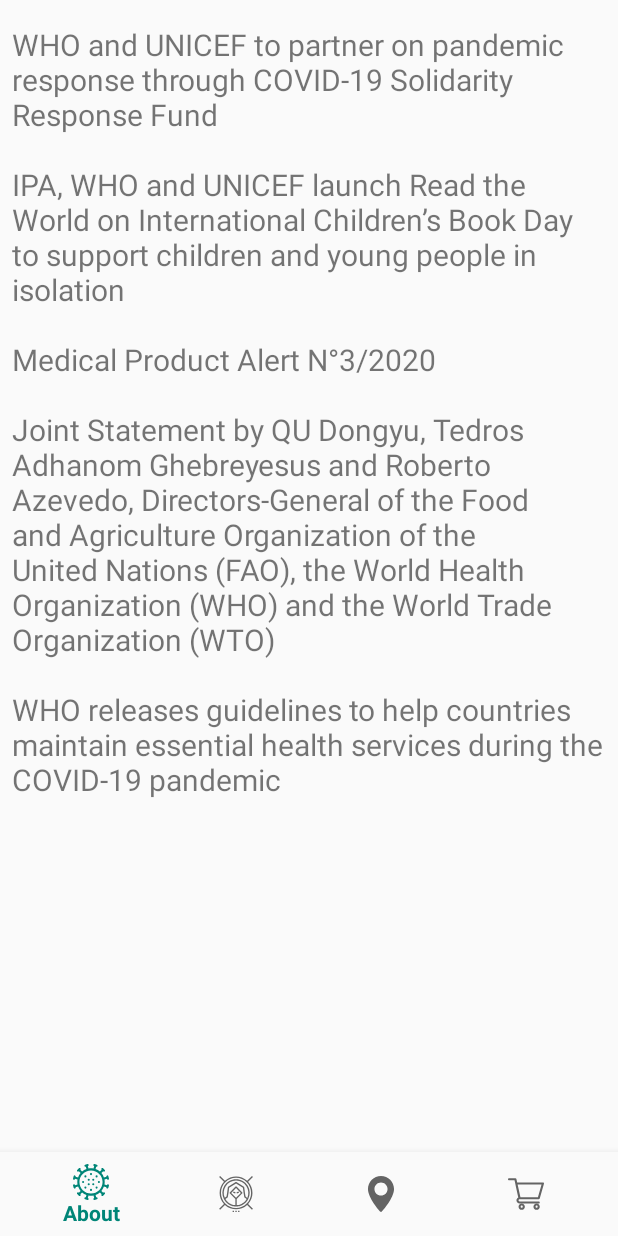
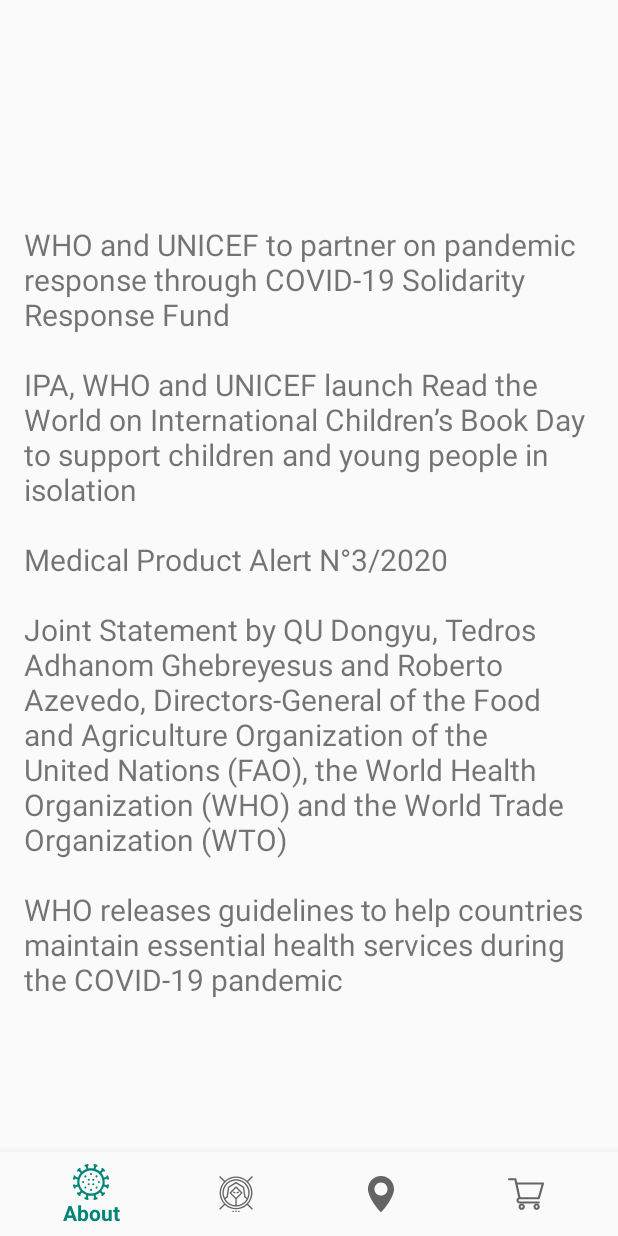
Before and after one commit to kingtvarshin/Covid19_hackacrisisapp, an Android app: the AboutFragment screen opened through its navigation route, on a phone screen of 412 x 824 dp. Run offline under Robolectric (Android 15) with nearby library versions, the phone set to English and light mode, and no system bars; our stand-ins replace navigation-ui.

Commit message:
about and home vertically centered

```diff
--- a/app/src/main/res/layout/fragment_about.xml
+++ b/app/src/main/res/layout/fragment_about.xml
@@ -8,19 +8,22 @@
 
 <androidx.constraintlayout.widget.ConstraintLayout
     android:layout_width="match_parent"
-    android:layout_height="wrap_content">
+    android:layout_height="wrap_content"
+    android:layout_gravity="center_vertical">
 
     <TextView
         android:id="@+id/text_about"
         android:layout_width="match_parent"
         android:layout_height="wrap_content"
-        android:layout_marginStart="8dp"
+        android:layout_marginStart="16dp"
+        android:layout_marginLeft="16dp"
         android:layout_marginTop="16dp"
         android:layout_marginEnd="8dp"
         android:gravity="start"
         android:textSize="20sp"
         app:layout_constraintEnd_toEndOf="parent"
         app:layout_constraintStart_toStartOf="parent"
-        app:layout_constraintTop_toTopOf="parent" />
+        app:layout_constraintTop_toTopOf="parent"
+        android:layout_marginRight="8dp" />
 </androidx.constraintlayout.widget.ConstraintLayout>
 </ScrollView>
--- a/app/src/main/res/layout/fragment_home.xml
+++ b/app/src/main/res/layout/fragment_home.xml
@@ -11,7 +11,8 @@
         android:layout_height="wrap_content"
         android:layout_marginBottom="4dp"
         android:layout_marginTop="8dp"
-        tools:layout_editor_absoluteY="1dp">
+        tools:layout_editor_absoluteY="1dp"
+        android:layout_gravity="center_vertical">
 
         <TextView
             android:id="@+id/individual_score"
```
